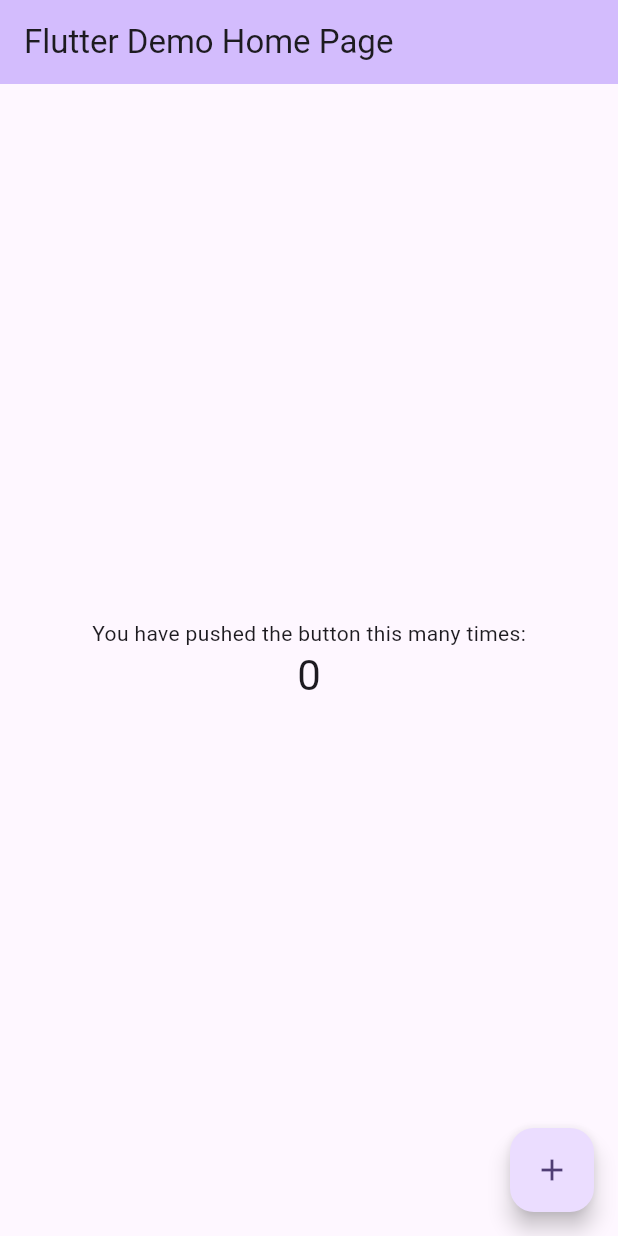
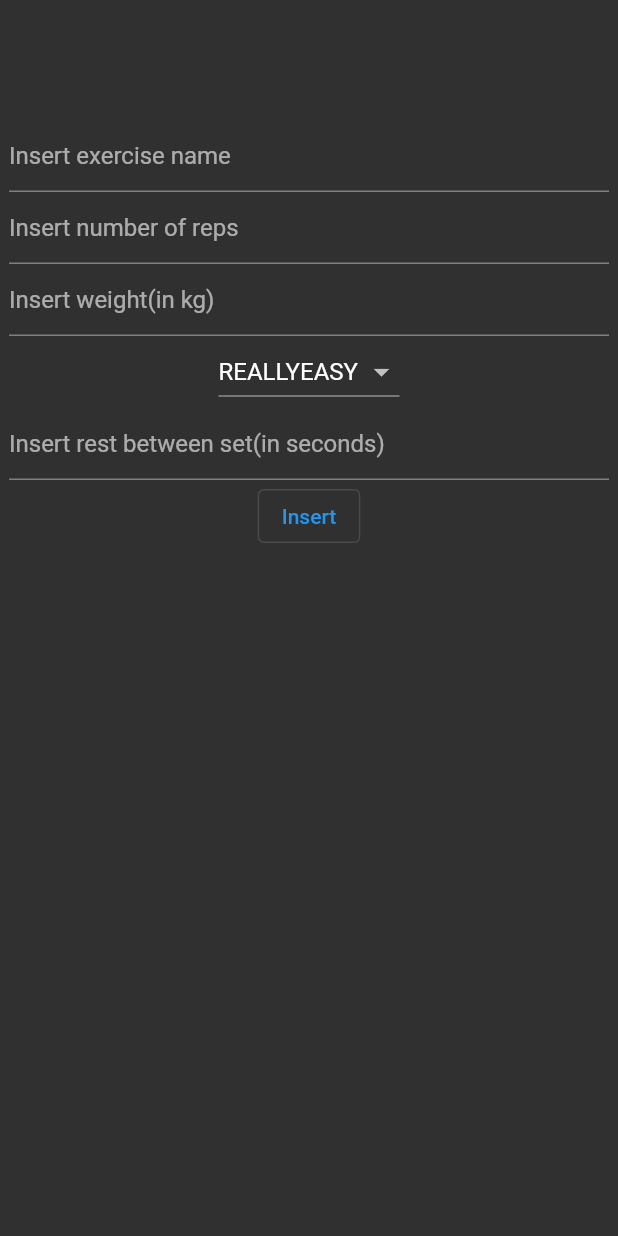
Before and after one commit to Fabri000/gym_track, a Flutter app: the screen it shows after launch, on a phone screen of 412 x 824 dp. Run offline on Flutter 3.47's test engine with Material 2 defaults, Android fonts, the light colour scheme and no system bars.

Commit message:
Completed insertion of new element into memory

```diff
--- a/lib/Objects/exercises.dart
+++ b/lib/Objects/exercises.dart
@@ -1,23 +1,20 @@
-import 'dart:ffi';
 import 'package:gym_track/Objects/Enums/exercises_difficulty.dart';
 
 class Exercise {
-  String data;
+  String? data;
   String exercisename;
-  Int numberrep;
-  Double weight;
+  int numberrep;
+  double weight;
   Difficulty exercisedifficulty;
-  Int resttime;
+  int resttime;
 
-  Exercise(
-      {required this.data,
-      required this.exercisename,
-      required this.numberrep,
-      required this.weight,
-      required this.exercisedifficulty,
-      required this.resttime});
+  Exercise(this.exercisename, this.numberrep, this.weight, this.resttime,
+      this.exercisedifficulty) {
+    DateTime today = DateTime.now();
+    data = '${today.day}-${today.month}-${today.year}';
+  }
 
   String csvformat() {
-    return '$data,$exercisename,$numberrep,$weight,$exercisedifficulty,$resttime';
+    return '$data,$exercisename,$numberrep,$weight,${exercisedifficulty.toShortString()},$resttime\n';
   }
 }
--- /dev/null
+++ b/lib/Ui/UiElements/difficultyselector.dart
@@ -0,0 +1,49 @@
+import 'package:flutter/material.dart';
+import 'package:gym_track/Objects/Enums/exercises_difficulty.dart';
+
+class DifficultySelector extends StatefulWidget {
+  _DifficultySelectorState? state;
+
+  @override
+  State<DifficultySelector> createState() {
+    state = _DifficultySelectorState();
+    return state!;
+  }
+
+  Difficulty getCurrentDifficulty() {
+    return state!.getDifficulty();
+  }
+
+  void reset() {
+    state!.reset();
+  }
+}
+
+class _DifficultySelectorState extends State<DifficultySelector> {
+  Difficulty _currentdifficulty = Difficulty.REALLYEASY;
+
+  @override
+  Widget build(BuildContext context) {
+    return DropdownButton<Difficulty>(
+        value: _currentdifficulty,
+        onChanged: (Difficulty? newDifficulty) {
+          setState(() {
+            _currentdifficulty = newDifficulty!;
+          });
+        },
+        items: Difficulty.values.map((Difficulty difficulty) {
+          return DropdownMenuItem<Difficulty>(
+              value: difficulty, child: Text(difficulty.toShortString()));
+        }).toList());
+  }
+
+  Difficulty getDifficulty() {
+    return _currentdifficulty;
+  }
+
+  void reset() {
+    setState(() {
+      _currentdifficulty = Difficulty.REALLYEASY;
+    });
+  }
+}
--- /dev/null
+++ b/lib/Ui/mainpage.dart
@@ -0,0 +1,80 @@
+import 'package:flutter/material.dart';
+import 'package:gym_track/FileManager/file_manager.dart';
+import 'package:gym_track/Objects/exercises.dart';
+import 'package:gym_track/Ui/UiElements/difficultyselector.dart';
+
+class MainPage extends StatelessWidget {
+  TextEditingController exercisenamecontroller = TextEditingController();
+  TextEditingController numberofrepscontroller = TextEditingController();
+  TextEditingController weightcontroller = TextEditingController();
+  DifficultySelector difficultySelector = DifficultySelector();
+  TextEditingController resttimescontroller = TextEditingController();
+
+  @override
+  Widget build(BuildContext context) {
+    TextField exercisename = TextField(
+      decoration: const InputDecoration(hintText: "Insert exercise name"),
+      controller: exercisenamecontroller,
+    );
+    TextField numberofreps = TextField(
+      decoration: const InputDecoration(hintText: "Insert number of reps"),
+      controller: numberofrepscontroller,
+    );
+    TextField weight = TextField(
+      decoration: const InputDecoration(hintText: "Insert weight(in kg)"),
+      controller: weightcontroller,
+    );
+    TextField resttime = TextField(
+      decoration: const InputDecoration(
+          hintText: "Insert rest between set(in seconds)"),
+      controller: resttimescontroller,
+    );
+
+    OutlinedButton insertbutton = OutlinedButton(
+        onPressed: () {
+          FileManager.getinstance()?.addExercise(Exercise(
+              exercisenamecontroller.text,
+              int.parse(numberofrepscontroller.text),
+              double.parse(weightcontroller.text),
+              int.parse(resttimescontroller.text),
+              difficultySelector.getCurrentDifficulty()));
+          resetelement();
+        },
+        child: const Text("Insert"));
+    return Scaffold(
+      body: Column(
+        children: [
+          Container(
+            height: 80,
+          ),
+          SizedBox(
+            width: 400,
+            child: exercisename,
+          ),
+          SizedBox(
+            width: 400,
+            child: numberofreps,
+          ),
+          SizedBox(
+            width: 400,
+            child: weight,
+          ),
+          difficultySelector,
+          SizedBox(
+            width: 400,
+            child: resttime,
+          ),
+          insertbutton
+        ],
+      ),
+    );
+  }
+
+  void resetelement() {
+    exercisenamecontroller.clear();
+    weightcontroller.clear();
+    numberofrepscontroller.clear();
+    resttimescontroller.clear();
+    difficultySelector.reset();
+  }
+}
--- a/lib/main.dart
+++ b/lib/main.dart
@@ -1,5 +1,6 @@
 import 'package:flutter/material.dart';
 import 'package:gym_track/FileManager/file_manager.dart';
+import 'package:gym_track/Ui/mainpage.dart';
 
 void main() {
   runApp(const MyApp());
@@ -14,99 +15,8 @@ class MyApp extends StatelessWidget {
   Widget build(BuildContext context) {
     return MaterialApp(
       title: 'Flutter Demo',
-      theme: ThemeData(
-        colorScheme: ColorScheme.fromSeed(seedColor: Colors.deepPurple),
-        useMaterial3: true,
-      ),
-      home: const MyHomePage(title: 'Flutter Demo Home Page'),
+      theme: ThemeData.dark(),
+      home: MainPage(),
     );
   }
 }
-
-class MyHomePage extends StatefulWidget {
-  const MyHomePage({key, required this.title});
-
-  // This widget is the home page of your application. It is stateful, meaning
-  // that it has a State object (defined below) that contains fields that affect
-  // how it looks.
-
-  // This class is the configuration for the state. It holds the values (in this
-  // case the title) provided by the parent (in this case the App widget) and
-  // used by the build method of the State. Fields in a Widget subclass are
-  // always marked "final".
-
-  final String title;
-
-  @override
-  State<MyHomePage> createState() => _MyHomePageState();
-}
-
-class _MyHomePageState extends State<MyHomePage> {
-  int _counter = 0;
-
-  void _incrementCounter() {
-    setState(() {
-      // This call to setState tells the Flutter framework that something has
-      // changed in this State, which causes it to rerun the build method below
-      // so that the display can reflect the updated values. If we changed
-      // _counter without calling setState(), then the build method would not be
-      // called again, and so nothing would appear to happen.
-      _counter++;
-    });
-  }
-
-  @override
-  Widget build(BuildContext context) {
-    // This method is rerun every time setState is called, for instance as done
-    // by the _incrementCounter method above.
-    //
-    // The Flutter framework has been optimized to make rerunning build methods
-    // fast, so that you can just rebuild anything that needs updating rather
-    // than having to individually change instances of widgets.
-    return Scaffold(
-      appBar: AppBar(
-        // TRY THIS: Try changing the color here to a specific color (to
-        // Colors.amber, perhaps?) and trigger a hot reload to see the AppBar
-        // change color while the other colors stay the same.
-        backgroundColor: Theme.of(context).colorScheme.inversePrimary,
-        // Here we take the value from the MyHomePage object that was created by
-        // the App.build method, and use it to set our appbar title.
-        title: Text(widget.title),
-      ),
-      body: Center(
-        // Center is a layout widget. It takes a single child and positions it
-        // in the middle of the parent.
-        child: Column(
-          // Column is also a layout widget. It takes a list of children and
-          // arranges them vertically. By default, it sizes itself to fit its
-          // children horizontally, and tries to be as tall as its parent.
-          //
-          // Column has various properties to control how it sizes itself and
-          // how it positions its children. Here we use mainAxisAlignment to
-          // center the children vertically; the main axis here is the vertical
-          // axis because Columns are vertical (the cross axis would be
-          // horizontal).
-          //
-          // TRY THIS: Invoke "debug painting" (choose the "Toggle Debug Paint"
-          // action in the IDE, or press "p" in the console), to see the
-          // wireframe for each widget.
-          mainAxisAlignment: MainAxisAlignment.center,
-          children: <Widget>[
-            const Text(
-              'You have pushed the button this many times:',
-            ),
-            Text(
-              '$_counter',
-              style: Theme.of(context).textTheme.headlineMedium,
-            ),
-          ],
-        ),
-      ),
-      floatingActionButton: FloatingActionButton(
-        onPressed: _incrementCounter,
-        tooltip: 'Increment',
-        child: const Icon(Icons.add),
-      ), // This trailing comma makes auto-formatting nicer for build methods.
-    );
-  }
-}
--- a/pubspec.yaml
+++ b/pubspec.yaml
@@ -19,7 +19,7 @@ publish_to: 'none' # Remove this line if you wish to publish to pub.dev
 version: 1.0.0+1
 
 environment:
-  sdk: '^2.12.0'
+  sdk: '>=3.0.0-378.0.dev <4.0.0'
 
 
 # Dependencies specify other packages that your package needs in order to work.
```
Also changed, not shown: lib/FileManager/file_manager.dart (+9 -53 lines), lib/Objects/Enums/exercises_difficulty.dart (+7 -1 lines), pubspec.lock.
